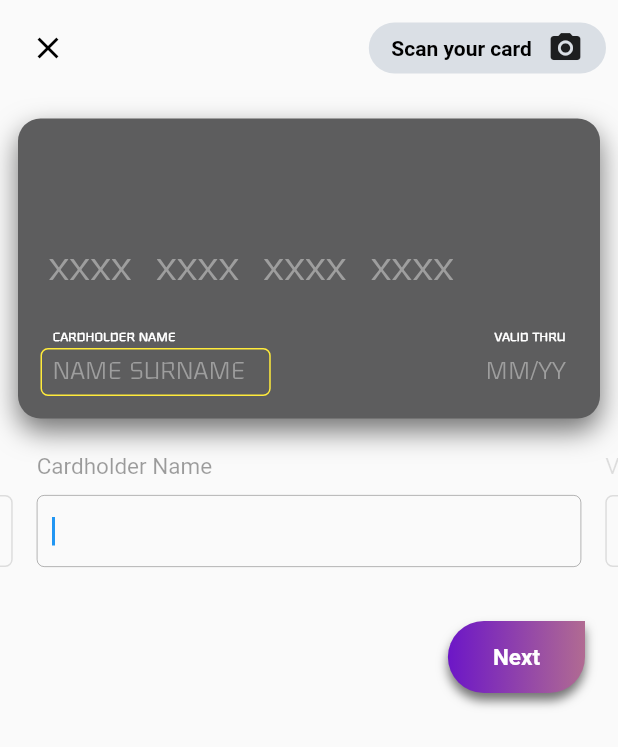
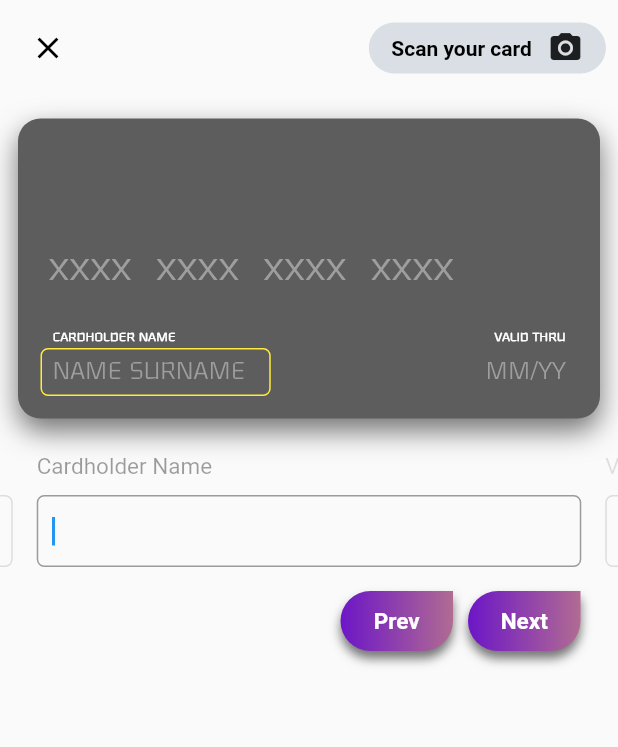
Before and after one commit to Origogi/Flutter-Credit-Card-Input-Form, a Flutter app: the screen it shows after launch, after a tap on "Next", on a phone screen of 412 x 824 dp. Shown: the top 747 px of the screen. Run offline on Flutter 3.47's test engine with Material 2 defaults, Android fonts, the phone set to English and light mode, and no system bars; drawn by our look-alikes of flip_card.

Commit message:
add prev button

```diff
--- a/lib/components/input_view_pager.dart
+++ b/lib/components/input_view_pager.dart
@@ -34,7 +34,7 @@ class InputViewPager extends StatelessWidget {
     });
 
     return Container(
-        height: 110,
+        height: 100,
         child: PageView.builder(
             physics: NeverScrollableScrollPhysics(),
             controller: pageController,
--- a/lib/components/round_button.dart
+++ b/lib/components/round_button.dart
@@ -1,12 +1,11 @@
 import 'package:flutter/material.dart';
-import 'package:flutter_credit_card/constanst.dart';
-import 'package:flutter_credit_card/provider/state_provider.dart';
-import 'package:provider/provider.dart';
+
 
 class RoundButton extends StatelessWidget {
   final Function onTap;
+  final buttonTitle;
 
-  RoundButton({this.onTap});
+  RoundButton({this.onTap, this.buttonTitle});
 
   @override
   Widget build(BuildContext context) {
@@ -32,20 +31,18 @@ class RoundButton extends StatelessWidget {
       ),
       child: InkWell(
         onTap: onTap,
-        child: Padding(
-          padding: const EdgeInsets.symmetric(vertical: 15, horizontal: 30),
-          child: Consumer<StateProvider>(
-            builder: (context, notifier, child) {
-              return Text(
-                notifier.getCurrentState() == InputState.CVV ? 'Done' : 'Next',
+        child: Container(
+            width: 75,
+            height: 40,
+            child: Center(
+              child: Text(
+                buttonTitle,
                 style: TextStyle(
                     color: Colors.white,
                     fontWeight: FontWeight.bold,
                     fontSize: 15),
-              );
-            },
-          ),
-        ),
+              ),
+            )),
       ),
     );
   }
--- a/lib/provider/state_provider.dart
+++ b/lib/provider/state_provider.dart
@@ -4,16 +4,31 @@ import 'package:flutter_credit_card/constanst.dart';
 class StateProvider with ChangeNotifier {
   var _currentState = InputState.number;
 
+  final _states = [
+    InputState.number,
+    InputState.name,
+    InputState.validate,
+    InputState.CVV
+  ];
+
+  var currentIndex = 0;
+
   void moveNextState() {
-    if (InputState.number == _currentState) {
-      _currentState = InputState.name;
-    } else if (InputState.name == _currentState) {
-      _currentState = InputState.validate;
-    } else {
-      _currentState = InputState.CVV;
+    if (currentIndex < _states.length - 1) {
+      currentIndex++;
+      _currentState = _states[currentIndex];
+      print(_currentState);
+      notifyListeners();
     }
-    print(_currentState);
-    notifyListeners();
+  }
+
+  void movePrevState() {
+ if (currentIndex > 0) {
+      currentIndex--;
+      _currentState = _states[currentIndex];
+      print(_currentState);
+      notifyListeners();
+    }
   }
 
   InputState getCurrentState() {
--- a/lib/screens/MainScreen.dart
+++ b/lib/screens/MainScreen.dart
@@ -30,6 +30,9 @@ class _MainScreenState extends State<MainScreen> {
 
   @override
   Widget build(BuildContext context) {
+    final currentState =
+        Provider.of<StateProvider>(context, listen: true).getCurrentState();
+
     return Scaffold(
       body: SafeArea(
         child: Column(
@@ -51,25 +54,45 @@ class _MainScreenState extends State<MainScreen> {
             InputViewPager(
               pageController: pageController,
             ),
-            Align(
-              alignment: Alignment.centerRight,
-              child: Padding(
-                padding: const EdgeInsets.only(top : 10, right: 22),
-                child: RoundButton(onTap: () {
+            Row(mainAxisAlignment: MainAxisAlignment.end, children: <Widget>[
+              RoundButton(
+                  buttonTitle: "Prev",
+                  onTap: () {
+                    if (InputState.number != currentState) {
+                      pageController.previousPage(
+                          duration: Duration(milliseconds: 300),
+                          curve: Curves.easeIn);
+                    }
+
+                    if (InputState.CVV == currentState) {
+                      cardKey.currentState.toggleCard();
+                    }
+                    Provider.of<StateProvider>(context, listen: false)
+                        .movePrevState();
+                  }),
+              SizedBox(
+                width: 10,
+              ),
+              RoundButton(
+                  buttonTitle: currentState != InputState.CVV ? "Next" : "Done",
+                  onTap: () {
+                    if (InputState.CVV != currentState) {
                       pageController.nextPage(
                           duration: Duration(milliseconds: 300),
                           curve: Curves.easeIn);
+                    }
 
-                  if (InputState.validate ==
-                      Provider.of<StateProvider>(context, listen: false)
-                          .getCurrentState()) {
+                    if (InputState.validate == currentState) {
                       cardKey.currentState.toggleCard();
                     }
+
                     Provider.of<StateProvider>(context, listen: false)
                         .moveNextState();
                   }),
-              ),
-            ),
+              SizedBox(
+                width: 25,
+              )
+            ])
           ],
         ),
       ),
```
Also changed, not shown: 1 other file. Lines whose indentation alone changed are shown as unchanged.
